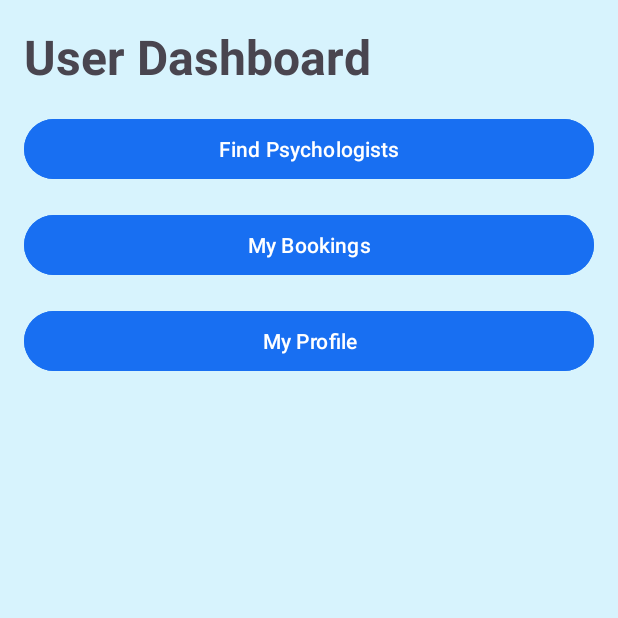
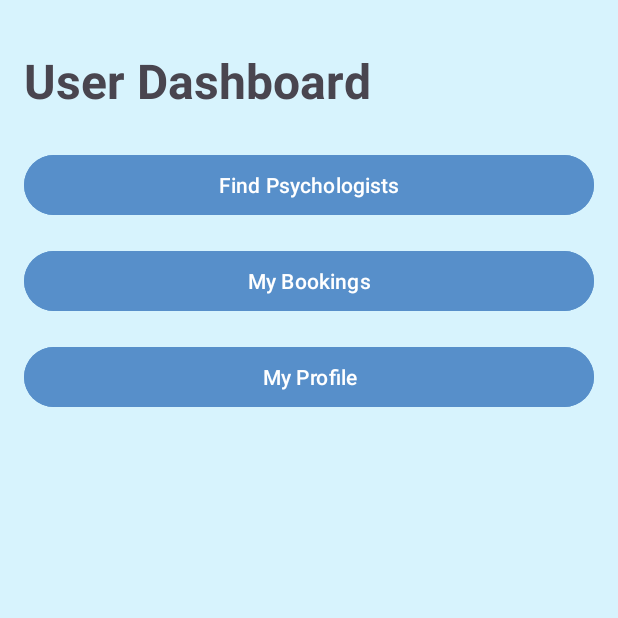
Before and after one commit to pavanuthsara/MAD-labexam2, an Android app: the DashboardActivity screen opened directly, with no data from a screen before it, on a phone screen of 412 x 824 dp, the top half of it. Run offline under Robolectric (Android 15) with nearby library versions, the phone set to English and light mode, and no system bars.

Commit message:
change the button colors

```diff
--- a/app/src/main/java/com/example/mad_labexam2/DashboardActivity.kt
+++ b/app/src/main/java/com/example/mad_labexam2/DashboardActivity.kt
@@ -11,10 +11,6 @@ class DashboardActivity : AppCompatActivity() {
         super.onCreate(savedInstanceState)
         setContentView(R.layout.activity_dashboard)
 
-        val checkButton1 : ImageView = findViewById(R.id.imageView1)
-        checkButton1.setOnClickListener{
-            val intent = Intent(this, CheckActivity::class.java)
-            startActivity(intent)
-        }
+
     }
 }
--- a/app/src/main/res/layout/activity_dashboard.xml
+++ b/app/src/main/res/layout/activity_dashboard.xml
@@ -12,7 +12,7 @@
         android:layout_width="wrap_content"
         android:layout_height="wrap_content"
         android:layout_marginStart="16dp"
-        android:layout_marginTop="16dp"
+        android:layout_marginTop="32dp"
         android:fontFamily="sans-serif"
         android:text="@string/user_dashboard"
         android:textSize="32dp"
@@ -27,7 +27,7 @@
         android:layout_width="match_parent"
         android:layout_height="wrap_content"
         android:layout_marginStart="16dp"
-        android:layout_marginTop="16dp"
+        android:layout_marginTop="24dp"
         android:layout_marginEnd="16dp"
         android:backgroundTint="@color/primary_button"
         android:text="@string/find_psychologists"
--- a/app/src/main/res/values/colors.xml
+++ b/app/src/main/res/values/colors.xml
@@ -3,5 +3,5 @@
     <color name="black">#FF000000</color>
     <color name="white">#FFFFFFFF</color>
     <color name="background">#D7F3FD</color>
-    <color name="primary_button">#186FF2</color>
+    <color name="primary_button">#578FCA</color>
 </resources>
```
Also changed, not shown: 7 other files.
